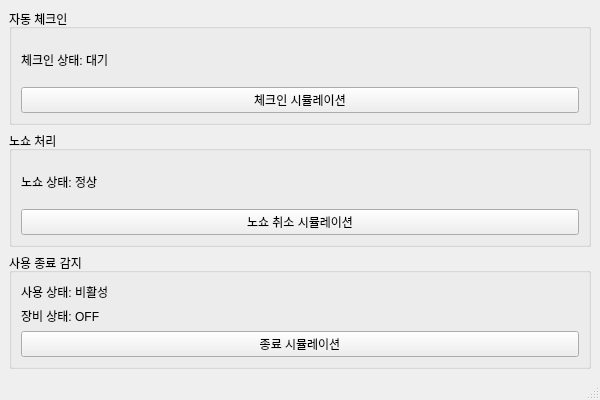
This is adminGUI/usage.ui in addinedu-ros-10th/iot-repo-1 as Qt 5 draws it before an edit. The edited form follows.
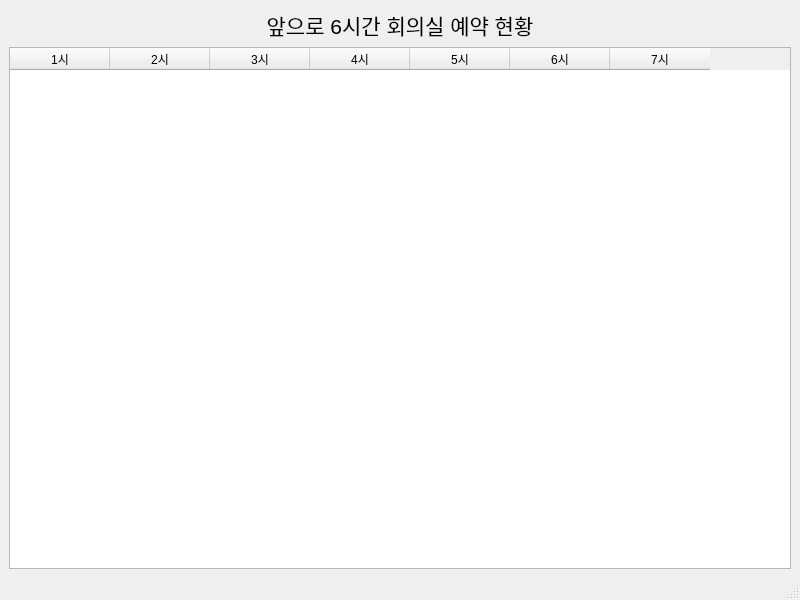
This is the edited form.

Patch:
```diff
--- a/adminGUI/usage.ui
+++ b/adminGUI/usage.ui
@@ -3,7 +3,12 @@
  <class>UsageWindow</class>
  <widget class="QMainWindow" name="UsageWindow">
   <property name="geometry">
-   <rect><x>0</x><y>0</y><width>600</width><height>400</height></rect>
+   <rect>
+    <x>0</x>
+    <y>0</y>
+    <width>800</width>
+    <height>600</height>
+   </rect>
   </property>
   <property name="windowTitle">
    <string>회의실 이용 현황</string>
@@ -11,37 +16,69 @@
   <widget class="QWidget" name="centralwidget">
    <layout class="QVBoxLayout" name="verticalLayout">
     <item>
-     <widget class="QGroupBox" name="checkinGroup">
-      <property name="title">
-       <string>자동 체크인</string>
+     <widget class="QLabel" name="titleLabel">
+      <property name="font">
+       <font>
+        <pointsize>16</pointsize>
+       </font>
       </property>
-      <layout class="QVBoxLayout" name="verticalLayout_2">
-       <item><widget class="QLabel" name="checkinStatus"><property name="text"><string>체크인 상태: 대기</string></property></widget></item>
-       <item><widget class="QPushButton" name="simulateCheckinBtn"><property name="text"><string>체크인 시뮬레이션</string></property></widget></item>
-      </layout>
-     </widget>
-    </item>
-    <item>
-     <widget class="QGroupBox" name="noshowGroup">
-      <property name="title">
-       <string>노쇼 처리</string>
+      <property name="text">
+       <string>앞으로 6시간 회의실 예약 현황</string>
       </property>
-      <layout class="QVBoxLayout" name="verticalLayout_3">
-       <item><widget class="QLabel" name="noshowStatus"><property name="text"><string>노쇼 상태: 정상</string></property></widget></item>
-       <item><widget class="QPushButton" name="cancelNoshowBtn"><property name="text"><string>노쇼 취소 시뮬레이션</string></property></widget></item>
-      </layout>
+      <property name="alignment">
+       <set>Qt::AlignCenter</set>
+      </property>
      </widget>
     </item>
     <item>
-     <widget class="QGroupBox" name="usageEndGroup">
-      <property name="title">
-       <string>사용 종료 감지</string>
+     <widget class="QTableWidget" name="usageTable">
+      <property name="editTriggers">
+       <set>QAbstractItemView::NoEditTriggers</set>
       </property>
-      <layout class="QVBoxLayout" name="verticalLayout_4">
-       <item><widget class="QLabel" name="usageStatus"><property name="text"><string>사용 상태: 비활성</string></property></widget></item>
-       <item><widget class="QLabel" name="equipmentStatus"><property name="text"><string>장비 상태: OFF</string></property></widget></item>
-       <item><widget class="QPushButton" name="simulateEndBtn"><property name="text"><string>종료 시뮬레이션</string></property></widget></item>
-      </layout>
+      <property name="selectionMode">
+       <enum>QAbstractItemView::NoSelection</enum>
+      </property>
+      <property name="showGrid">
+       <bool>true</bool>
+      </property>
+      <property name="columnCount">
+       <number>7</number>
+      </property>
+      <column>
+       <property name="text">
+        <string>1시</string>
+       </property>
+      </column>
+      <column>
+       <property name="text">
+        <string>2시</string>
+       </property>
+      </column>
+      <column>
+       <property name="text">
+        <string>3시</string>
+       </property>
+      </column>
+      <column>
+       <property name="text">
+        <string>4시</string>
+       </property>
+      </column>
+      <column>
+       <property name="text">
+        <string>5시</string>
+       </property>
+      </column>
+      <column>
+       <property name="text">
+        <string>6시</string>
+       </property>
+      </column>
+      <column>
+       <property name="text">
+        <string>7시</string>
+       </property>
+      </column>
      </widget>
     </item>
    </layout>
```
